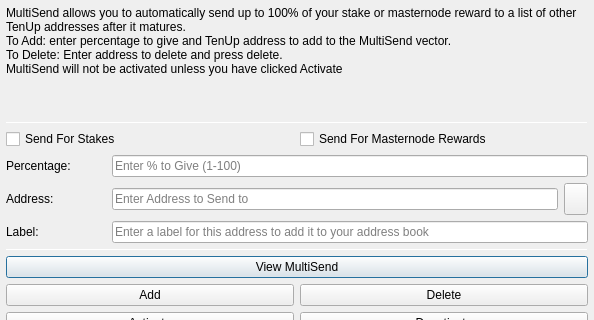
Old version of the form src/qt/forms/multisenddialog.ui in the repository wealth-coin/TenUp; both pictures show x 0 to 594 and y 0 to 320 of the 594 by 526 pixel window.
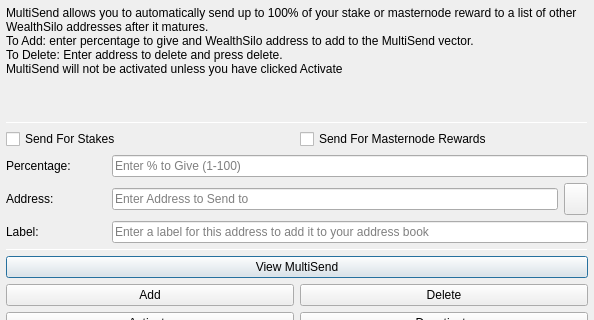
New version of the form. Icons and pictures are not drawn.

The edit to the form file:
```diff
--- a/src/qt/forms/multisenddialog.ui
+++ b/src/qt/forms/multisenddialog.ui
@@ -37,8 +37,8 @@
         <number>1</number>
        </property>
        <property name="text">
-        <string>MultiSend allows you to automatically send up to 100% of your stake or masternode reward to a list of other TenUp addresses after it matures.
-To Add: enter percentage to give and TenUp address to add to the MultiSend vector.
+        <string>MultiSend allows you to automatically send up to 100% of your stake or masternode reward to a list of other WealthSilo addresses after it matures.
+To Add: enter percentage to give and WealthSilo address to add to the MultiSend vector.
 To Delete: Enter address to delete and press delete.
 MultiSend will not be activated unless you have clicked Activate</string>
        </property>
```
